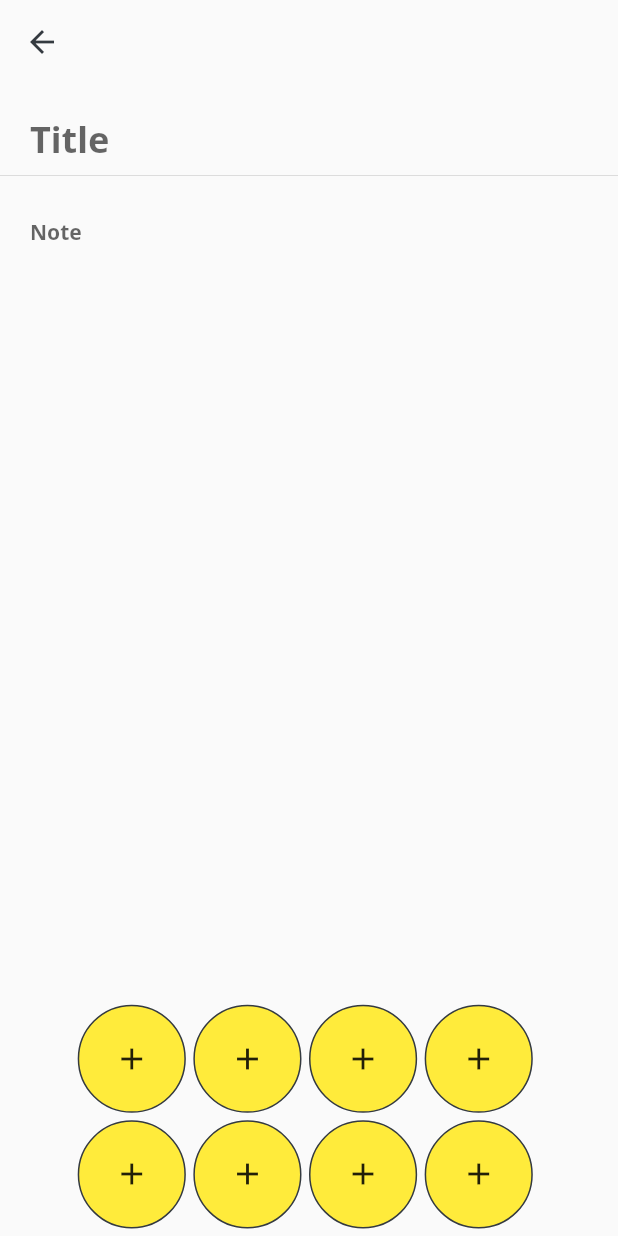
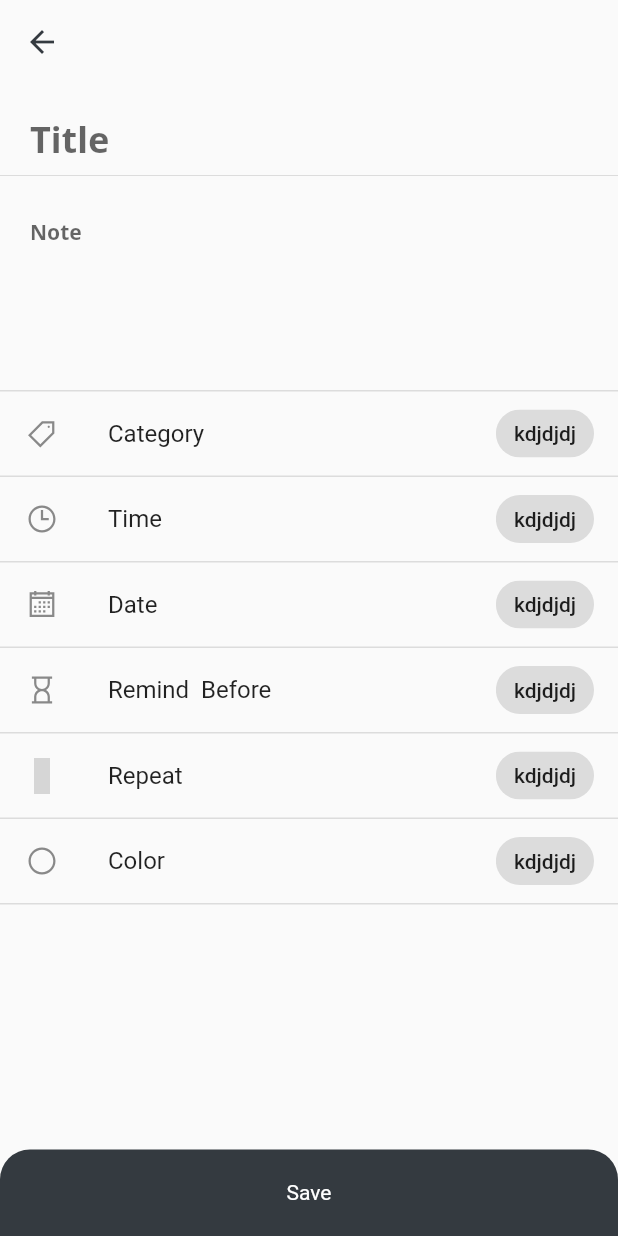
Before and after one commit to dinhnhutlinh/owl_reminder, a Flutter app: the screen it shows after launch, after a tap on the "add" icon, on a phone screen of 412 x 824 dp. Run offline on Flutter 3.47's test engine with Material 2 defaults, Android fonts, the phone set to English and light mode, and no system bars; our stand-ins replace get, google_fonts, google_nav_bar, line_icons, sqflite, table_calendar; accounts and stored records are empty; grey boxes are pictures that could not be loaded.

Commit message:
edit page

```diff
--- a/lib/component/circal_button.dart
+++ /dev/null
@@ -1,28 +0,0 @@
-import 'package:flutter/cupertino.dart';
-import 'package:flutter/material.dart';
-import 'package:get/get.dart';
-import 'package:owl_reminder/style.dart';
-
-class CircleButton extends StatelessWidget {
-  VoidCallback press;
-  Widget widget;
-  bool isFill;
-  CircleButton(this.widget, this.press, this.isFill);
-  @override
-  Widget build(BuildContext context) {
-    return GestureDetector(
-      onTap: press,
-      child: Container(
-        margin: EdgeInsets.only(right: 5, bottom: 5),
-        width: Get.width * 0.175,
-        height: Get.width * 0.175,
-        decoration: BoxDecoration(
-            shape: BoxShape.circle,
-            color: isFill ? Colors.yellow : Colors.transparent,
-            border: Border.all(color: darkGray)),
-        alignment: Alignment.center,
-        child: widget,
-      ),
-    );
-  }
-}
--- a/lib/control/edit_control.dart
+++ b/lib/control/edit_control.dart
@@ -1,6 +1,7 @@
 import 'package:flutter/cupertino.dart';
 import 'package:flutter/material.dart';
 import 'package:get/get.dart';
+import 'package:owl_reminder/db/catetorytable.dart';
 import 'package:owl_reminder/db/remindtable.dart';
 import 'package:owl_reminder/model/remind.dart';
 
@@ -16,6 +17,7 @@ class EditControl extends GetxController {
   int timeBefore = 5;
   int id;
   RemindTable remindTable = RemindTable();
+  CategoryTable categoryTable = CategoryTable();
   late Remind remind;
   EditControl(this.id);
 
@@ -25,5 +27,6 @@ class EditControl extends GetxController {
     remind = await remindTable.findRemindByID(this.id);
     titleControl.text = remind.title;
     noteControl.text = remind.note;
+
   }
 }
--- /dev/null
+++ b/lib/control/homepagecontrol.dart
@@ -0,0 +1,16 @@
+import 'package:flutter/cupertino.dart';
+import 'package:get/get.dart';
+
+class HomePageControl extends GetxController {
+  PageController controller = PageController();
+  RxInt index = 0.obs;
+
+  void changPage(int page) {
+    index.value = page;
+    controller.jumpToPage(page);
+  }
+
+  changeIndex(int page) {
+    index.value = page;
+  }
+}
--- a/lib/control/todaycontrol.dart
+++ b/lib/control/todaycontrol.dart
@@ -12,8 +12,6 @@ class TodayControl extends GetxController {
   @override
   void onInit() {
     super.onInit();
-    categorys.add('Person');
-    categorys.add('Word');
     getListCategory();
     getListRemindToday();
     // update();
--- a/lib/view/calender_remind.dart
+++ b/lib/view/calenderpage.dart
@@ -6,7 +6,7 @@ import 'package:owl_reminder/control/calendercontrol.dart';
 import 'package:table_calendar/table_calendar.dart';
 
 // ignore: must_be_immutable
-class CalenderRemind extends StatelessWidget {
+class CalenderPage extends StatelessWidget {
   CalenderControl calenderControl = Get.put(CalenderControl());
 
   @override
--- a/lib/view/edit_remin_paged.dart
+++ /dev/null
@@ -1,88 +0,0 @@
-import 'package:flutter/cupertino.dart';
-import 'package:flutter/material.dart';
-import 'package:get/get.dart';
-import 'package:intl/intl.dart';
-import 'package:owl_reminder/component/circal_button.dart';
-import 'package:owl_reminder/control/edit_control.dart';
-import 'package:owl_reminder/style.dart';
-
-// ignore: must_be_immutable
-class EditRemindPage extends StatelessWidget {
-  EditControl? _editControl;
-
-  EditRemindPage(int id) {
-    _editControl = Get.put(EditControl(id));
-  }
-
-  @override
-  Widget build(BuildContext context) {
-    return Scaffold(
-      // backgroundColor: Colors.yellow,
-      appBar: AppBar(
-        backgroundColor: Colors.transparent,
-        iconTheme: IconThemeData(color: darkGray),
-        actions: [],
-      ),
-      body: Stack(
-        children: [
-          SingleChildScrollView(
-            child: Column(
-              children: [
-                textInput(),
-              ],
-            ),
-          ),
-          Align(
-            alignment: Alignment.bottomCenter,
-            child: selectOption(),
-          )
-        ],
-      ),
-    );
-  }
-
-  Widget textInput() {
-    return Column(
-      children: [
-        Padding(
-          padding: EdgeInsets.only(left: 20, top: 20, right: 20),
-          child: TextField(
-            controller: _editControl!.titleControl,
-            autofocus: false,
-            maxLines: 1,
-            style: titleStyle,
-            decoration: InputDecoration.collapsed(hintText: "Title"),
-          ),
-        ),
-        Divider(),
-        Padding(
-          padding: EdgeInsets.all(20),
-          child: TextField(
-            controller: _editControl!.noteControl,
-            autofocus: false,
-            maxLines: 5,
-            style: noteStyle,
-            decoration: InputDecoration.collapsed(hintText: "Note"),
-          ),
-        ),
-      ],
-    );
-  }
-
-  Widget selectOption() {
-    return Padding(
-      padding: EdgeInsets.only(right: Get.width * 0.07, left: Get.width * 0.07),
-      child: Wrap(
-        children: [
-          CircleButton(Icon(Icons.add), () {}, true),
-          CircleButton(Icon(Icons.add), () {}, true),
-          CircleButton(Icon(Icons.add), () {}, true),
-          CircleButton(Icon(Icons.add), () {}, true),CircleButton(Icon(Icons.add), () {}, true),
-          CircleButton(Icon(Icons.add), () {}, true),
-          CircleButton(Icon(Icons.add), () {}, true),
-          CircleButton(Icon(Icons.add), () {}, true),
-        ],
-      ),
-    );
-  }
-}
--- /dev/null
+++ b/lib/view/editremindpaged.dart
@@ -0,0 +1,162 @@
+import 'package:flutter/cupertino.dart';
+import 'package:flutter/material.dart';
+import 'package:get/get.dart';
+import 'package:line_icons/line_icon.dart';
+import 'package:owl_reminder/control/edit_control.dart';
+import 'package:owl_reminder/dialog/category_dialog.dart';
+import 'package:owl_reminder/style.dart';
+
+// ignore: must_be_immutable
+class EditRemindPage extends StatelessWidget {
+  EditControl? _editControl;
+
+  EditRemindPage(int id) {
+    _editControl = Get.put(EditControl(id));
+  }
+
+  @override
+  Widget build(BuildContext context) {
+    return Scaffold(
+        // backgroundColor: Colors.yellow[200],
+        appBar: AppBar(
+          backgroundColor: Colors.transparent,
+          iconTheme: IconThemeData(color: darkGray),
+          actions: [],
+        ),
+        body: Stack(
+          children: [
+            SingleChildScrollView(
+              child: Column(
+                children: [
+                  textInput(),
+                  optionRemind(),
+                ],
+              ),
+            ),
+            Align(
+              alignment: Alignment.bottomCenter,
+              child: GestureDetector(
+                child: Container(
+                  width: Get.width,
+                  height: Get.height * 0.07,
+                  alignment: Alignment.center,
+                  decoration: BoxDecoration(
+                      color: darkGray,
+                      borderRadius: BorderRadius.only(
+                          topLeft: Radius.circular(20),
+                          topRight: Radius.circular(20))),
+                  child: Text(
+                    'Save',
+                    style: TextStyle(color: Colors.white),
+                  ),
+                ),
+              ),
+            )
+          ],
+        ));
+  }
+
+  Widget textInput() {
+    return Column(
+      children: [
+        Padding(
+          padding: EdgeInsets.only(left: 20, top: 20, right: 20),
+          child: TextField(
+            controller: _editControl!.titleControl,
+            autofocus: false,
+            maxLines: 1,
+            style: titleStyle,
+            decoration: InputDecoration.collapsed(hintText: "Title"),
+          ),
+        ),
+        Divider(),
+        Padding(
+          padding: EdgeInsets.all(20),
+          child: TextField(
+            controller: _editControl!.noteControl,
+            autofocus: false,
+            maxLines: 5,
+            style: noteStyle,
+            decoration: InputDecoration.collapsed(hintText: "Note"),
+          ),
+        ),
+      ],
+    );
+  }
+
+  Widget optionRemind() {
+    return Column(
+      children: [
+        Divider(
+          thickness: 1,
+          height: 1,
+        ),
+        ListTile(
+          leading: LineIcon.tag(),
+          title: Text('Category'),
+          trailing: Chip(label: Text("kdjdjdj")),
+          onTap: () async {
+            String? t =await Get.dialog<String>(
+              CategoryDiaLog('word'),
+            );
+            print(t);
+          },
+        ),
+        Divider(
+          thickness: 1,
+          height: 1,
+        ),
+        ListTile(
+          leading: LineIcon.clock(),
+          title: Text('Time'),
+          trailing: Chip(label: Text("kdjdjdj")),
+          onTap: () {},
+        ),
+        Divider(
+          thickness: 1,
+          height: 1,
+        ),
+        ListTile(
+          leading: LineIcon.calendar(),
+          title: Text('Date'),
+          trailing: Chip(label: Text("kdjdjdj")),
+          onTap: () {},
+        ),
+        Divider(
+          thickness: 1,
+          height: 1,
+        ),
+        ListTile(
+          leading: LineIcon.hourglass(),
+          title: Text('Remind  Before'),
+          trailing: Chip(label: Text("kdjdjdj")),
+          onTap: () {},
+        ),
+        Divider(
+          thickness: 1,
+          height: 1,
+        ),
+        ListTile(
+          leading: LineIcon.syncIcon(),
+          title: Text('Repeat'),
+          trailing: Chip(label: Text("kdjdjdj")),
+          onTap: () {},
+        ),
+        Divider(
+          thickness: 1,
+          height: 1,
+        ),
+        ListTile(
+          leading: LineIcon.circle(),
+          title: Text('Color'),
+          trailing: Chip(label: Text("kdjdjdj")),
+          onTap: () {},
+        ),
+        Divider(
+          thickness: 1,
+          height: 1,
+        ),
+      ],
+    );
+  }
+}
--- a/lib/view/homepage.dart
+++ b/lib/view/homepage.dart
@@ -1,88 +1,92 @@
 import 'package:flutter/material.dart';
 import 'package:get/get.dart';
-import 'package:owl_reminder/control/remind_control.dart';
+import 'package:google_nav_bar/google_nav_bar.dart';
+import 'package:line_icons/line_icons.dart';
+import 'package:owl_reminder/control/homepagecontrol.dart';
 import 'package:owl_reminder/main.dart';
 import 'package:owl_reminder/style.dart';
-import 'package:owl_reminder/view/calender_remind.dart';
-import 'package:owl_reminder/view/edit_remin_paged.dart';
-import 'package:owl_reminder/view/today_remind.dart';
+import 'package:owl_reminder/view/calenderpage.dart';
+import 'package:owl_reminder/view/editremindpaged.dart';
+import 'package:owl_reminder/view/todaypage.dart';
 
-class HomePage extends StatefulWidget {
-  @override
-  _HomePageState createState() => _HomePageState();
-}
-
-class _HomePageState extends State<HomePage> {
-  RemindControl remindControl = Get.put(RemindControl());
-  int index = 0;
+class HomePage extends StatelessWidget {
+  HomePageControl _control = Get.put(HomePageControl());
   List<Widget> pages = [
-    TodayRemind(),
-    CalenderRemind(),
+    TodayPage(),
+    CalenderPage(),
+    TodayPage(),
+    CalenderPage(),
   ];
 
   @override
   Widget build(BuildContext context) {
     return Scaffold(
-      appBar: AppBar(),
-      body: pages[index],
+      body: SafeArea(
+        child: PageView(
+          children: pages,
+          controller: _control.controller,
+          onPageChanged: (value) => _control.changeIndex(value),
+        ),
+      ),
       floatingActionButton: FloatingActionButton(
         onPressed: () {
-          Get.to(EditRemindPage(currentID));
+          Get.to(EditRemindPage(currentID),transition: Transition.rightToLeft);
         },
         child: Icon(Icons.add),
       ),
-      // bottomNavigationBar: bottomBar(),
+      bottomNavigationBar: Obx(() => bottomBar()),
     );
   }
 
-  Widget bottomBar() {
-    return Padding(
+  Widget bottomBar() => Container(
+      margin: EdgeInsets.symmetric(horizontal: 10, vertical: 10),
+      decoration: BoxDecoration(
+        color: Colors.white,
+        boxShadow: [
+          BoxShadow(
+              color: Colors.black.withOpacity(0.4),
+              // blurRadius:100,
+              offset: Offset(0, 1)),
+        ],
+        // border: Border.all(color: yellow),
+        borderRadius: BorderRadius.circular(30),
+      ),
+      padding: EdgeInsets.all(5),
+      child: Row(
+        mainAxisAlignment: MainAxisAlignment.start,
+        children: [
+          IconButton(onPressed: () {}, icon: Icon(Icons.menu)),
+          Expanded(
+            child: GNav(
+              mainAxisAlignment: MainAxisAlignment.spaceAround,
+              iconSize: 24,
+              // tabBorder: Border.all(color: Colors.grey, width: 1),
+
+              activeColor: darkGray,
               padding: EdgeInsets.all(10),
-      child: Container(
-        decoration: BoxDecoration(
-            color: darkGray, borderRadius: BorderRadius.circular(20)),
-        height: 60,
-        width: double.infinity,
-        child: Row(
-          mainAxisAlignment: MainAxisAlignment.spaceAround,
-          crossAxisAlignment: CrossAxisAlignment.center,
-          children: [
-            IconButton(
-              onPressed: () {
-                setState(() {
-                  index = 0;
-                });
-              },
-              icon: Icon(
-                Icons.home,
-                color: yellow,
-                size: 30,
+              curve: Curves.fastOutSlowIn,
+              selectedIndex: _control.index.value,
+
+              onTabChange: (value) => _control.changPage(value),
+              tabs: [
+                GButton(
+                  icon: LineIcons.home,
+                  text: 'Today',
+                  backgroundColor: yellow,
                 ),
+                GButton(
+                  icon: Icons.calendar_today_outlined,
+                  text: 'Likes',
+                  backgroundColor: yellow,
                 ),
-            FloatingActionButton(
-              onPressed: () {
-                Get.to(
-                  EditRemindPage(1),
-                  transition: Transition.rightToLeft,
-                );
-              },
-              child: Icon(Icons.add),
-            ),
-            IconButton(
-              onPressed: () {
-                setState(() {
-                  index = 1;
-                });
-              },
-              icon: Icon(
-                Icons.date_range,
-                color: yellow,
-                size: 30,
-              ),
+                GButton(
+                  icon: Icons.notifications,
+                  text: 'Search',
+                  backgroundColor: yellow,
                 ),
               ],
             ),
           ),
-    );
+        ],
+      ));
 }
-}
--- a/lib/view/today_remind.dart
+++ b/lib/view/todaypage.dart
@@ -8,7 +8,7 @@ import 'package:owl_reminder/model/remind.dart';
 import 'package:owl_reminder/style.dart';
 
 // ignore: must_be_immutable
-class TodayRemind extends StatelessWidget {
+class TodayPage extends StatelessWidget {
   TodayControl controlTag = Get.put(TodayControl());
 
   List<Remind> selectedbyTag(String tag, List<Remind> reminds) =>
--- a/pubspec.yaml
+++ b/pubspec.yaml
@@ -34,6 +34,8 @@ dependencies:
   table_calendar: ^3.0.2
   sqflite: ^2.0.0+4
   path: ^1.8.0
+  google_nav_bar: ^5.0.5
+  line_icons: ^2.0.1
 
 dev_dependencies:
   flutter_test:
```
Also changed, not shown: lib/dialog/category_dialog.dart (added, +59 -0 lines), lib/view/notifiPage.dart (added), pubspec.lock. Lines whose indentation alone changed are shown as unchanged.
